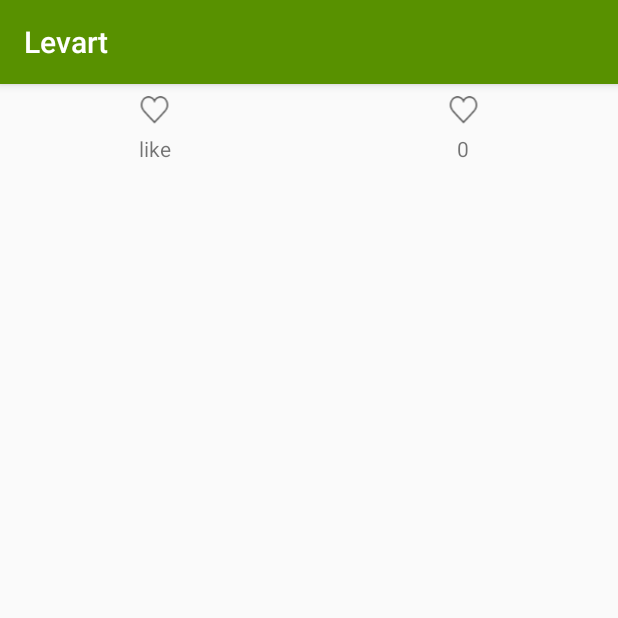
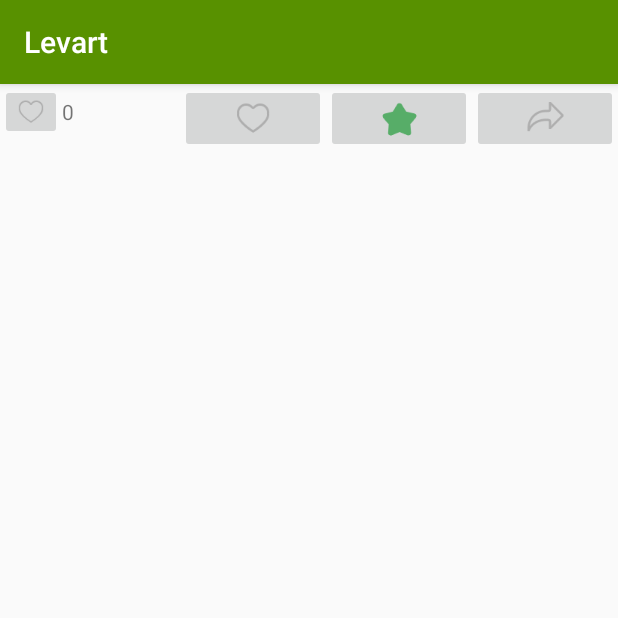
Before and after one commit to daniellu789/TripCard, an Android app: the fragment TripCardDetailFragment shown on its own in the app's theme, on a phone screen of 412 x 824 dp, the top half of it. Run offline under Robolectric (Android 15) with nearby library versions, the phone set to English and light mode, and no system bars; plain views replace ParseImageView; 1 statement that could not run was skipped.

```diff
--- a/app/src/main/res/layout/fragment_trip_card_detail.xml
+++ b/app/src/main/res/layout/fragment_trip_card_detail.xml
@@ -7,8 +7,7 @@
 
      <ScrollView
         android:layout_width="match_parent"
-        android:layout_height="match_parent"
-         >
+        android:layout_height="match_parent">
 
          <LinearLayout
              android:layout_width="match_parent"
@@ -26,49 +25,53 @@
                      android:id="@+id/praise"
                      android:layout_width="wrap_content"
                      android:layout_height="wrap_content"
-                     android:orientation="vertical"
+                     android:orientation="horizontal"
                      android:layout_weight="1">
 
-                     <ImageView
+                     <ImageButton
                          android:id="@+id/like_button"
+                         android:layout_width="wrap_content"
+                         android:layout_height="wrap_content"
+                         android:src="@drawable/small_heart" />
+
+                     <TextView
+                         android:id="@+id/like_number"
                          android:layout_width="match_parent"
                          android:layout_height="match_parent"
-                         android:src="@drawable/tripcard_detail_like"
-                         android:layout_weight="1"
-                         android:padding="4dp"/>
+                         android:gravity="center_vertical"
+                         android:text="0" />
 
-                     <TextView
-                         android:layout_width="match_parent"
-                         android:layout_height="wrap_content"
-                         android:layout_weight="1"
-                         android:text="like"
-                         android:paddingBottom="4dp"
-                         android:gravity="center_horizontal" />
                  </LinearLayout>
+
+
 
                  <LinearLayout
                      android:layout_width="wrap_content"
                      android:layout_height="wrap_content"
-                     android:layout_weight="1"
-                     android:orientation="vertical">
+                     android:layout_weight="2"
+                     android:orientation="horizontal">
 
-                     <ImageView
+                     <ImageButton
                          android:id="@+id/watch_button"
-                         android:layout_width="match_parent"
-                         android:layout_height="wrap_content"
-                         android:src="@drawable/tripcard_detail_like"
+                         android:layout_width="wrap_content"
+                         android:layout_height="match_parent"
+                         android:src="@drawable/heart_normal"
                          android:layout_weight="1"
+                         />
 
-                         android:padding="4dp"/>
+                     <ImageButton
+                         android:id="@+id/save_button"
+                         android:layout_width="wrap_content"
+                         android:layout_height="match_parent"
+                         android:src="@drawable/favorite"
+                         android:layout_weight="1" />
 
-                     <TextView
-                         android:id="@+id/watch_number"
-                         android:layout_width="match_parent"
-                         android:layout_height="wrap_content"
-                         android:layout_weight="1"
-                         android:text="0"
-                         android:paddingBottom="4dp"
-                         android:gravity="center_horizontal"/>
+                     <ImageButton
+                         android:id="@+id/share_button"
+                         android:layout_width="wrap_content"
+                         android:layout_height="match_parent"
+                         android:src="@drawable/share_normal"
+                         android:layout_weight="1"/>
 
                  </LinearLayout>
 
@@ -85,13 +88,15 @@
                      android:layout_width="match_parent"
                      android:layout_height="match_parent"
                      android:layout_weight="1"
-                     android:padding="10dp" />
+                     android:padding="10dp"
+                     android:scaleType="centerCrop"/>
 
                  <TextView
                      android:id="@+id/card_description"
                      android:layout_width="match_parent"
                      android:layout_height="wrap_content"
                      android:layout_weight="2"
+                     android:textSize="16dp"
                      android:padding="20dp"
                      />
 
```
